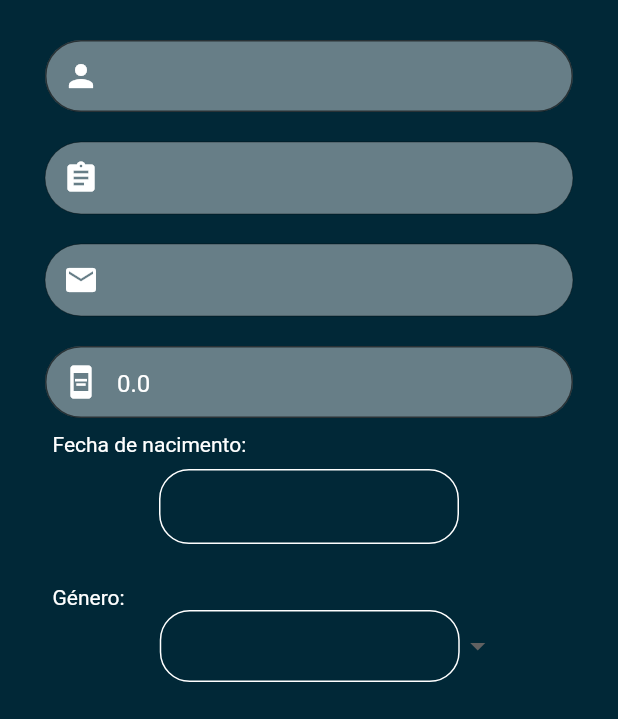
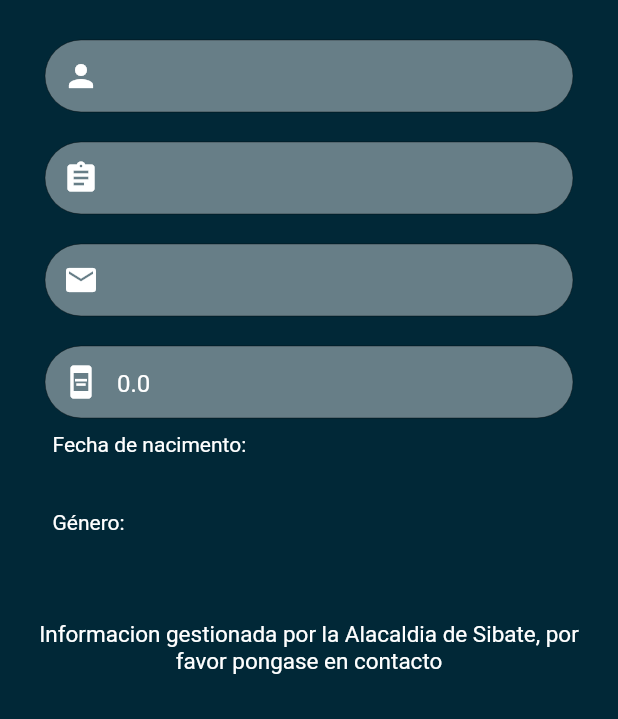
Before and after one commit to GabrielGomez9898/Tesis-2022-10, a Flutter app: the Profile screen opened directly with empty values, on a phone screen of 412 x 824 dp, the part 517-1236 px from its top. Run offline on Flutter 3.47's test engine with Material 2 defaults, Android fonts, the phone set to English and light mode, and no system bars; our stand-ins replace bloc, cloud_firestore, cloud_functions, contacts_service, equatable, firebase_auth and 13 more; missing offline and left inert: flutter_sms; accounts and stored records are empty.

Commit message:
police profile cant be edited, done

```diff
--- a/App/vision_civil/lib/src/ui/profile.dart
+++ b/App/vision_civil/lib/src/ui/profile.dart
@@ -100,13 +100,20 @@ class ProfileState extends State<Profile> {
                                     fontSize: 16.0, color: Colors.grey)),
                           ),
                     SizedBox(height: size.height * 0.02),
-                    TextFieldFuntion(
+                    state.userRole == "CIUDADANO"
+                        ? TextFieldFuntion(
                             hintText: state.userName,
                             onChanged: (value) {
                               setState(() {
                                 this.name = value.trim();
                               });
                             },
+                            tipo: TextInputType.emailAddress,
+                            obsText: false)
+                        : TextFieldFuntion(
+                            hintText: state.userName,
+                            enablded: false,
+                            onChanged: (value) {},
                             tipo: TextInputType.emailAddress,
                             obsText: false),
                     state.userRole == "CIUDADANO"
@@ -134,13 +141,21 @@ class ProfileState extends State<Profile> {
                       icon: Icons.email,
                       enablded: false,
                     ),
-                    TextFieldFuntion(
+                    state.userRole == "CIUDADANO"
+                        ? TextFieldFuntion(
                             hintText: state.userPhone.toString(),
                             onChanged: (value) {
                               setState(() {
                                 this.phone = double.parse(value.trim());
                               });
                             },
+                            tipo: TextInputType.number,
+                            icon: Icons.aod,
+                            obsText: false)
+                        : TextFieldFuntion(
+                            hintText: state.userPhone.toString(),
+                            enablded: false,
+                            onChanged: (value) {},
                             tipo: TextInputType.number,
                             icon: Icons.aod,
                             obsText: false),
@@ -155,7 +170,8 @@ class ProfileState extends State<Profile> {
                         ),
                       ],
                     ),
-                    TextButton(
+                    state.userRole == "CIUDADANO"
+                        ? TextButton(
                             onPressed: () {
                               DatePicker.showDatePicker(context,
                                   showTitleActions: true,
@@ -163,7 +179,8 @@ class ProfileState extends State<Profile> {
                                   maxTime: DateTime(2019, 6, 7),
                                   onChanged: (date) {}, onConfirm: (date) {
                                 setState(() {
-                              this.birthDate = DateTime.parse(date.toString())
+                                  this.birthDate =
+                                      DateTime.parse(date.toString())
                                               .year
                                               .toString() +
                                           "-" +
@@ -193,10 +210,19 @@ class ProfileState extends State<Profile> {
                                     this.birthDate,
                                     textAlign: TextAlign.center,
                                     style: TextStyle(
-                                    color: Color.fromARGB(125, 255, 255, 255),
+                                        color:
+                                            Color.fromARGB(125, 255, 255, 255),
                                         fontSize: 15),
                                   ),
-                            ))),
+                                )))
+                        : Container(
+                            padding: EdgeInsets.fromLTRB(35, 0, 0, 0),
+                            child: Text(
+                              state.userBirthDate,
+                              style:
+                                  TextStyle(color: Colors.white, fontSize: 14),
+                            ),
+                          ),
                     SizedBox(height: 20),
                     Row(
                       children: [
@@ -209,7 +235,8 @@ class ProfileState extends State<Profile> {
                         ),
                       ],
                     ),
-                    Container(
+                    state.userRole == "CIUDADANO"
+                        ? Container(
                             padding: EdgeInsets.fromLTRB(25, 0, 0, 0),
                             child: DropdownButtonHideUnderline(
                               child: DropdownButton(
@@ -229,17 +256,26 @@ class ProfileState extends State<Profile> {
                                       border: Border.all(
                                         color: Colors.white,
                                       ),
-                                borderRadius:
-                                    BorderRadius.all(Radius.circular(20))),
+                                      borderRadius: BorderRadius.all(
+                                          Radius.circular(20))),
                                   child: Text(
                                     this.gender,
                                     textAlign: TextAlign.center,
                                     style: TextStyle(
-                                  color: Color.fromARGB(125, 255, 255, 255),
+                                        color:
+                                            Color.fromARGB(125, 255, 255, 255),
                                         fontSize: 15),
                                   ),
                                 ),
                               ),
+                            ),
+                          )
+                        : Container(
+                            padding: EdgeInsets.fromLTRB(35, 0, 0, 0),
+                            child: Text(
+                              state.userGender,
+                              style:
+                                  TextStyle(color: Colors.white, fontSize: 14),
                             ),
                           ),
                     SizedBox(height: size.height * 0.05),
```
Lines whose indentation alone changed are shown as unchanged.
